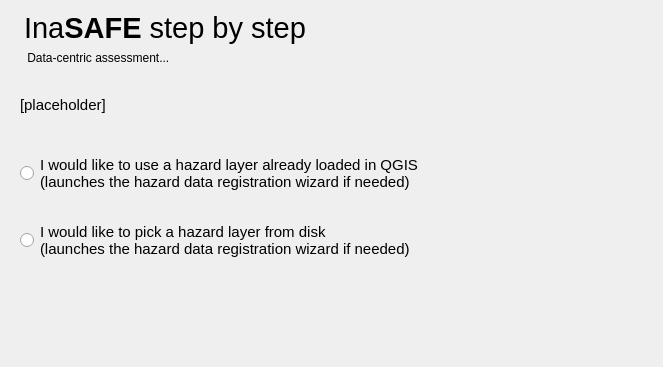
The window that safe/gui/ui/wizard_dialog_base.ui (inasafe/inasafe) describes before a commit, drawn with Qt 5; both pictures show x 0 to 663 and y 0 to 367 of the 1045 by 619 pixel window.
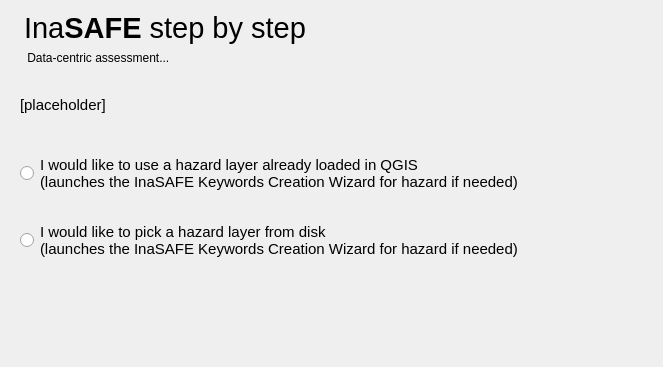
The same window after the commit. The open tabs and pages were chosen to show the change. Icons and pictures are not drawn. Custom widgets are drawn as their Qt base class.

```diff
--- a/safe/gui/ui/wizard_dialog_base.ui
+++ b/safe/gui/ui/wizard_dialog_base.ui
@@ -2172,7 +2172,7 @@
           <widget class="QRadioButton" name="rbHazLayerFromCanvas">
            <property name="text">
             <string>I would like to use a hazard layer already loaded in QGIS
-(launches the hazard data registration wizard if needed)</string>
+(launches the InaSAFE Keywords Creation Wizard for hazard if needed)</string>
            </property>
           </widget>
          </item>
@@ -2225,7 +2225,7 @@
           <widget class="QRadioButton" name="rbHazLayerFromBrowser">
            <property name="text">
             <string>I would like to pick a hazard layer from disk
-(launches the hazard data registration wizard if needed)</string>
+(launches the InaSAFE Keywords Creation Wizard for hazard if needed)</string>
            </property>
           </widget>
          </item>
```
Left out of the diff: 25 changed lines with no effect on the pictures.
